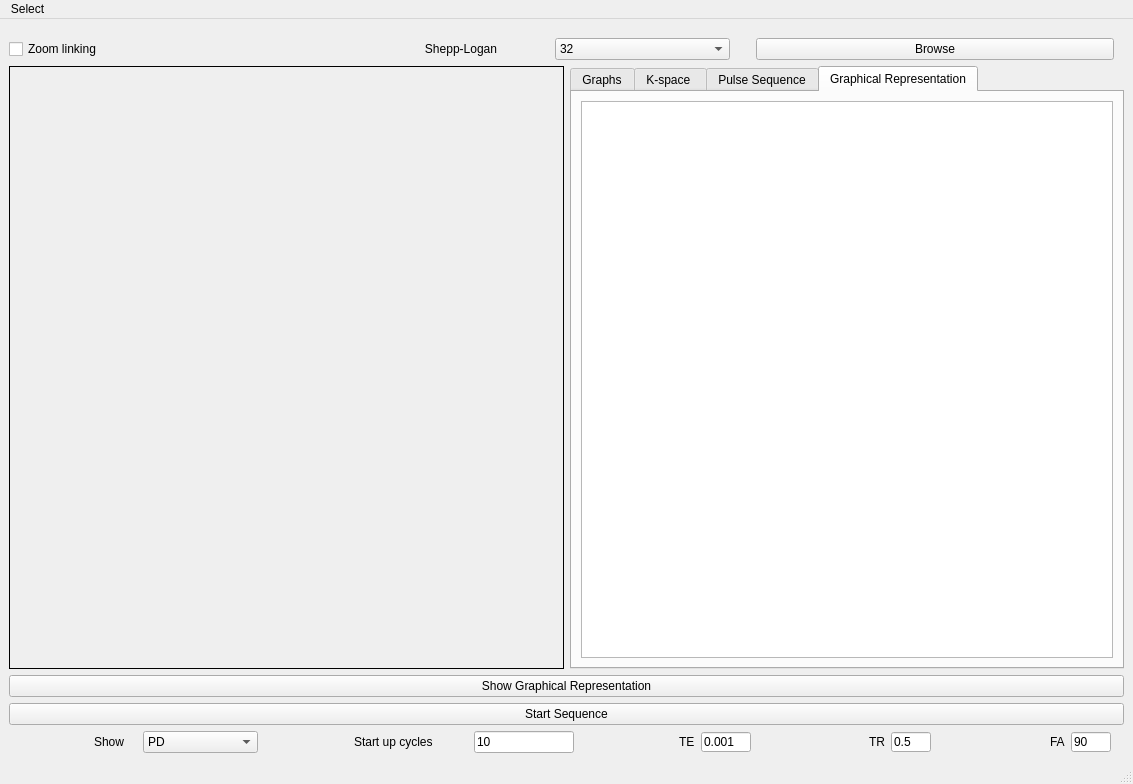
Qt form MRI-/MRI.ui (youssefgamal84/MRI-task-3) before a commit.
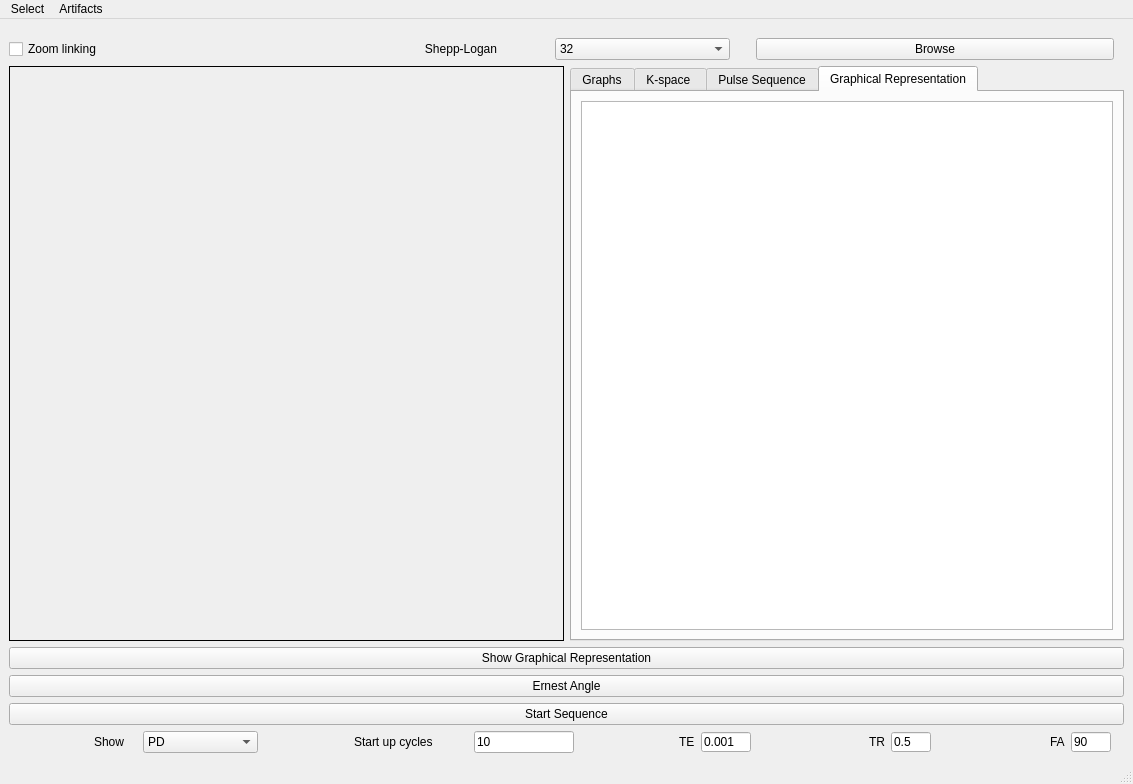
The same form after that commit. The open tabs and pages were chosen to show the change. Custom widgets are drawn as their Qt base class.

What changed in the file:
```diff
--- a/MRI-/MRI.ui
+++ b/MRI-/MRI.ui
@@ -403,6 +403,13 @@
       </property>
      </widget>
     </item>
+    <item>
+     <widget class="QPushButton" name="ernestAngnle">
+      <property name="text">
+       <string>Ernest Angle</string>
+      </property>
+     </widget>
+    </item>
     <item>
      <widget class="QPushButton" name="startSeq">
       <property name="text">
@@ -633,7 +640,15 @@
     <addaction name="actionDrag_2"/>
     <addaction name="actionBrightness_Contrast"/>
    </widget>
+   <widget class="QMenu" name="menuArtifacts">
+    <property name="title">
+     <string>Artifacts</string>
+    </property>
+    <addaction name="alliasing"/>
+    <addaction name="shiftingArtifact"/>
+   </widget>
    <addaction name="menuSelect"/>
+   <addaction name="menuArtifacts"/>
   </widget>
   <widget class="QStatusBar" name="statusbar"/>
   <action name="actionDrag">
```
Left out of the diff: 12 changed lines with no effect on the pictures.
